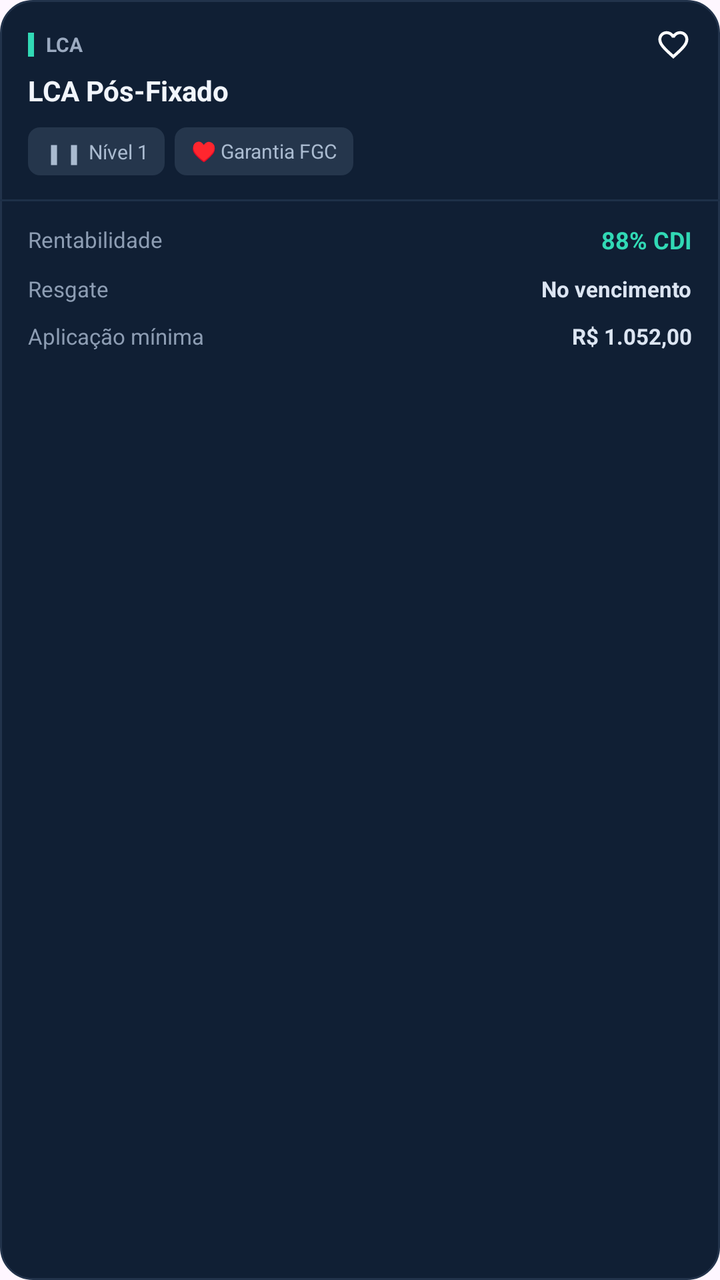
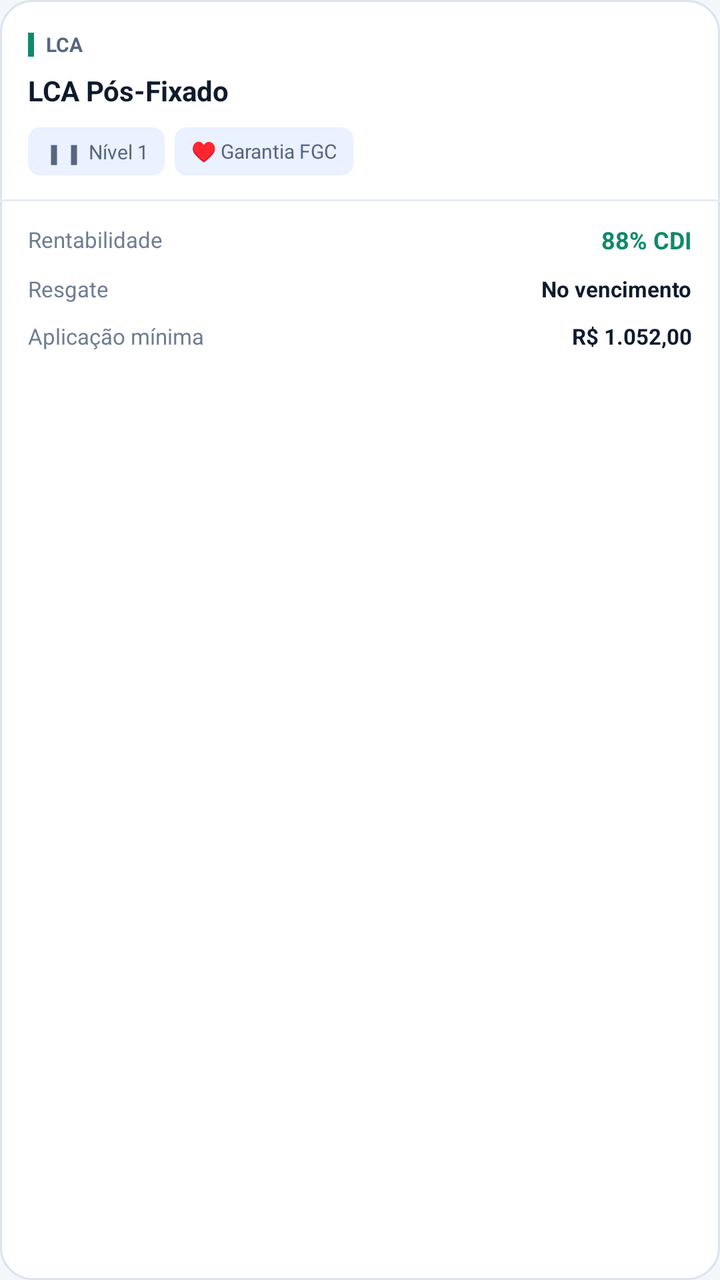

Screens rendered from an Android XML layout before and after an edit, with the pre-edit source and the edit as a unified diff.
<!-- AndroidManifest.xml: application theme Theme.AccurancyMobileApp -->
<!-- res/layout/item_titulo_renda_fixa.xml -->
<?xml version="1.0" encoding="utf-8"?>
<LinearLayout
    xmlns:android="http://schemas.android.com/apk/res/android"
    android:layout_width="match_parent"
    android:layout_height="wrap_content"
    android:layout_marginBottom="12dp"
    android:background="@drawable/bg_carteira_card"
    android:foreground="?attr/selectableItemBackground"
    android:orientation="vertical">

    
    <LinearLayout
        android:layout_width="match_parent"
        android:layout_height="wrap_content"
        android:orientation="vertical"
        android:paddingStart="14dp"
        android:paddingTop="13dp"
        android:paddingEnd="14dp"
        android:paddingBottom="12dp">

        <LinearLayout
            android:layout_width="match_parent"
            android:layout_height="wrap_content"
            android:gravity="center_vertical"
            android:orientation="horizontal">

            <View
                android:layout_width="3dp"
                android:layout_height="12dp"
                android:background="#31D9B5" />

            <TextView
                android:id="@+id/tvIndexador"
                android:layout_width="0dp"
                android:layout_height="wrap_content"
                android:layout_marginStart="6dp"
                android:layout_weight="1"
                android:text="LCA"
                android:textColor="#9BAAC0"
                android:textSize="10sp"
                android:textStyle="bold" />

            <ImageView
                android:id="@+id/btnFavoritoTitulo"
                android:layout_width="36dp"
                android:layout_height="36dp"
                android:layout_marginTop="-9dp"
                android:layout_marginEnd="-9dp"
                android:layout_marginBottom="-9dp"
                android:background="?attr/selectableItemBackgroundBorderless"
                android:contentDescription="Adicionar aos favoritos"
                android:padding="9dp"
                android:src="@drawable/ic_favorito_vazio" />

        </LinearLayout>

        <TextView
            android:id="@+id/tvNomeTitulo"
            android:layout_width="match_parent"
            android:layout_height="wrap_content"
            android:layout_marginTop="4dp"
            android:text="LCA Pós-Fixado"
            android:textColor="#F1F5FC"
            android:textSize="14sp"
            android:textStyle="bold" />

        
        <LinearLayout
            android:id="@+id/containerSelosTitulo"
            android:layout_width="match_parent"
            android:layout_height="wrap_content"
            android:layout_marginTop="9dp"
            android:orientation="horizontal"
            android:gravity="center_vertical">

            <TextView
                android:id="@+id/tvNivelTitulo"
                android:layout_width="wrap_content"
                android:layout_height="24dp"
                android:background="@drawable/bg_selo_titulo"
                android:gravity="center"
                android:paddingStart="8dp"
                android:paddingEnd="8dp"
                android:text="▮▮ Nível 1"
                android:textColor="#AABBD0"
                android:textSize="10sp" />

            <TextView
                android:id="@+id/tvGarantiaFgc"
                android:layout_width="wrap_content"
                android:layout_height="24dp"
                android:layout_marginStart="5dp"
                android:background="@drawable/bg_selo_titulo"
                android:gravity="center"
                android:paddingStart="8dp"
                android:paddingEnd="8dp"
                android:text="♥ Garantia FGC"
                android:textColor="#AABBD0"
                android:textSize="10sp" />

            <TextView
                android:id="@+id/tvIsentoIR"
                android:layout_width="wrap_content"
                android:layout_height="24dp"
                android:layout_marginStart="5dp"
                android:background="@drawable/bg_selo_titulo"
                android:gravity="center"
                android:paddingStart="8dp"
                android:paddingEnd="8dp"
                android:text="Isento de IR"
                android:textColor="#AABBD0"
                android:textSize="10sp"
                android:visibility="gone" />

        </LinearLayout>

    </LinearLayout>

    
    <View
        android:layout_width="match_parent"
        android:layout_height="1dp"
        android:background="#1E3048" />

    
    <LinearLayout
        android:layout_width="match_parent"
        android:layout_height="wrap_content"
        android:orientation="vertical"
        android:paddingStart="14dp"
        android:paddingTop="11dp"
        android:paddingEnd="14dp"
        android:paddingBottom="13dp">

        
        <LinearLayout
            android:layout_width="match_parent"
            android:layout_height="wrap_content"
            android:gravity="center_vertical"
            android:orientation="horizontal">

            <TextView
                android:layout_width="0dp"
                android:layout_height="wrap_content"
                android:layout_weight="1"
                android:text="Rentabilidade"
                android:textColor="#8D9DB3"
                android:textSize="11sp" />

            <TextView
                android:id="@+id/tvRentabilidade"
                android:layout_width="wrap_content"
                android:layout_height="wrap_content"
                android:text="88% CDI"
                android:textColor="#31D9B5"
                android:textSize="12sp"
                android:textStyle="bold" />

        </LinearLayout>

        
        <LinearLayout
            android:layout_width="match_parent"
            android:layout_height="wrap_content"
            android:layout_marginTop="9dp"
            android:gravity="center_vertical"
            android:orientation="horizontal">

            <TextView
                android:layout_width="0dp"
                android:layout_height="wrap_content"
                android:layout_weight="1"
                android:text="Resgate"
                android:textColor="#8D9DB3"
                android:textSize="11sp" />

            <TextView
                android:id="@+id/tvLiquidez"
                android:layout_width="wrap_content"
                android:layout_height="wrap_content"
                android:text="No vencimento"
                android:textColor="#DCE5F2"
                android:textSize="11sp"
                android:textStyle="bold" />

        </LinearLayout>

        
        <LinearLayout
            android:layout_width="match_parent"
            android:layout_height="wrap_content"
            android:layout_marginTop="9dp"
            android:gravity="center_vertical"
            android:orientation="horizontal">

            <TextView
                android:layout_width="0dp"
                android:layout_height="wrap_content"
                android:layout_weight="1"
                android:text="Aplicação mínima"
                android:textColor="#8D9DB3"
                android:textSize="11sp" />

            <TextView
                android:id="@+id/tvAplicacaoMinima"
                android:layout_width="wrap_content"
                android:layout_height="wrap_content"
                android:text="R$ 1.052,00"
                android:textColor="#DCE5F2"
                android:textSize="11sp"
                android:textStyle="bold" />

        </LinearLayout>

    </LinearLayout>

</LinearLayout>
<!-- resources referenced by this layout -->
<resources>
  <!-- drawable bg_carteira_card (drawable) -->
  <?xml version="1.0" encoding="utf-8"?>
  <shape xmlns:android="http://schemas.android.com/apk/res/android">
      <solid android:color="#101F34" />
      <stroke
          android:width="1dp"
          android:color="#22334B" />
      <corners android:radius="16dp" />
  </shape>
  <!-- drawable bg_selo_titulo (drawable) -->
  <?xml version="1.0" encoding="utf-8"?>
  <shape xmlns:android="http://schemas.android.com/apk/res/android">
      <solid android:color="#25364C" />
      <corners android:radius="6dp" />
  </shape>
  <style name="Theme.AccurancyMobileApp" parent="Base.Theme.AccurancyMobileApp" />
  <style name="Base.Theme.AccurancyMobileApp" parent="Theme.Material3.DayNight.NoActionBar">
          
          
  
      </style>
  <!-- unchanged entries left out for length: 1 -->
</resources>

<!-- the commit's change to res/layout/item_titulo_renda_fixa.xml (unified diff, before → after) -->
@@ -27,7 +27,7 @@
             <View
                 android:layout_width="3dp"
                 android:layout_height="12dp"
-                android:background="#31D9B5" />
+                android:background="@color/positivo_destaque" />
 
             <TextView
                 android:id="@+id/tvIndexador"
@@ -36,7 +36,7 @@
                 android:layout_marginStart="6dp"
                 android:layout_weight="1"
                 android:text="LCA"
-                android:textColor="#9BAAC0"
+                android:textColor="@color/text_secondary"
                 android:textSize="10sp"
                 android:textStyle="bold" />
 
@@ -60,7 +60,7 @@
             android:layout_height="wrap_content"
             android:layout_marginTop="4dp"
             android:text="LCA Pós-Fixado"
-            android:textColor="#F1F5FC"
+            android:textColor="@color/text_primary"
             android:textSize="14sp"
             android:textStyle="bold" />
 
@@ -82,7 +82,7 @@
                 android:paddingStart="8dp"
                 android:paddingEnd="8dp"
                 android:text="▮▮ Nível 1"
-                android:textColor="#AABBD0"
+                android:textColor="@color/text_secondary"
                 android:textSize="10sp" />
 
             <TextView
@@ -95,7 +95,7 @@
                 android:paddingStart="8dp"
                 android:paddingEnd="8dp"
                 android:text="♥ Garantia FGC"
-                android:textColor="#AABBD0"
+                android:textColor="@color/text_secondary"
                 android:textSize="10sp" />
 
             <TextView
@@ -108,7 +108,7 @@
                 android:paddingStart="8dp"
                 android:paddingEnd="8dp"
                 android:text="Isento de IR"
-                android:textColor="#AABBD0"
+                android:textColor="@color/text_secondary"
                 android:textSize="10sp"
                 android:visibility="gone" />
 
@@ -120,7 +120,7 @@
     <View
         android:layout_width="match_parent"
         android:layout_height="1dp"
-        android:background="#1E3048" />
+        android:background="@color/divider" />
 
     
     <LinearLayout
@@ -144,7 +144,7 @@
                 android:layout_height="wrap_content"
                 android:layout_weight="1"
                 android:text="Rentabilidade"
-                android:textColor="#8D9DB3"
+                android:textColor="@color/texto_fraco"
                 android:textSize="11sp" />
 
             <TextView
@@ -152,7 +152,7 @@
                 android:layout_width="wrap_content"
                 android:layout_height="wrap_content"
                 android:text="88% CDI"
-                android:textColor="#31D9B5"
+                android:textColor="@color/positivo_destaque"
                 android:textSize="12sp"
                 android:textStyle="bold" />
 
@@ -171,7 +171,7 @@
                 android:layout_height="wrap_content"
                 android:layout_weight="1"
                 android:text="Resgate"
-                android:textColor="#8D9DB3"
+                android:textColor="@color/texto_fraco"
                 android:textSize="11sp" />
 
             <TextView
@@ -179,7 +179,7 @@
                 android:layout_width="wrap_content"
                 android:layout_height="wrap_content"
                 android:text="No vencimento"
-                android:textColor="#DCE5F2"
+                android:textColor="@color/text_primary"
                 android:textSize="11sp"
                 android:textStyle="bold" />
 
@@ -198,7 +198,7 @@
                 android:layout_height="wrap_content"
                 android:layout_weight="1"
                 android:text="Aplicação mínima"
-                android:textColor="#8D9DB3"
+                android:textColor="@color/texto_fraco"
                 android:textSize="11sp" />
 
             <TextView
@@ -206,7 +206,7 @@
                 android:layout_width="wrap_content"
                 android:layout_height="wrap_content"
                 android:text="R$ 1.052,00"
-                android:textColor="#DCE5F2"
+                android:textColor="@color/text_primary"
                 android:textSize="11sp"
                 android:textStyle="bold" />
 
<!-- resource entries referenced after the edit -->
@@ -1,26 +1,69 @@
 <!-- resources referenced by this layout -->
 <resources>
+  <color name="divider">#FFE6EBF2</color>
+  <color name="positivo_destaque">#FF0E8A6B</color>
+  <color name="text_primary">#FF0F1B2D</color>
+  <color name="text_secondary">#FF56667E</color>
+  <color name="texto_fraco">#FF6E7D93</color>
   <!-- drawable bg_carteira_card (drawable) -->
   <?xml version="1.0" encoding="utf-8"?>
   <shape xmlns:android="http://schemas.android.com/apk/res/android">
-      <solid android:color="#101F34" />
+      <solid android:color="@color/card_background" />
       <stroke
           android:width="1dp"
-          android:color="#22334B" />
+          android:color="@color/borda" />
       <corners android:radius="16dp" />
   </shape>
   <!-- drawable bg_selo_titulo (drawable) -->
   <?xml version="1.0" encoding="utf-8"?>
   <shape xmlns:android="http://schemas.android.com/apk/res/android">
-      <solid android:color="#25364C" />
+      <solid android:color="@color/fundo_icone" />
       <corners android:radius="6dp" />
   </shape>
   <style name="Theme.AccurancyMobileApp" parent="Base.Theme.AccurancyMobileApp" />
+  <color name="card_background">#FFFFFFFF</color>
+  <color name="borda">#FFDCE3EE</color>
+  <color name="fundo_icone">#FFEAF1FF</color>
   <style name="Base.Theme.AccurancyMobileApp" parent="Theme.Material3.DayNight.NoActionBar">
+          <item name="colorPrimary">@color/primary_blue</item>
+          <item name="colorOnPrimary">@color/white</item>
+          <item name="colorPrimaryContainer">@color/superficie_selecionada</item>
+          <item name="colorOnPrimaryContainer">@color/text_primary</item>
+          <item name="colorSecondary">@color/link</item>
+          <item name="colorSurface">@color/card_background</item>
+          <item name="colorOnSurface">@color/text_primary</item>
+          <item name="colorOnSurfaceVariant">@color/text_secondary</item>
+          <item name="colorOnSecondary">@color/white</item>
+          <item name="colorSecondaryContainer">@color/superficie_selecionada</item>
+          <item name="colorOnSecondaryContainer">@color/text_primary</item>
           
-          
-  
+          <item name="colorSurfaceVariant">@color/card_background_2</item>
+          <item name="colorSurfaceContainerLowest">@color/card_background</item>
+          <item name="colorSurfaceContainerLow">@color/card_background</item>
+          <item name="colorSurfaceContainer">@color/card_background_2</item>
+          <item name="colorSurfaceContainerHigh">@color/card_background</item>
+          <item name="colorSurfaceContainerHighest">@color/trilho</item>
+          <item name="colorOutline">@color/borda_forte</item>
+          <item name="colorOutlineVariant">@color/borda</item>
+          <item name="colorError">@color/negativo_destaque</item>
+          <item name="android:colorBackground">@color/bg_deep</item>
+          <item name="android:windowBackground">@color/bg_deep</item>
+          <item name="android:textColorPrimary">@color/text_primary</item>
+          <item name="android:textColorSecondary">@color/text_secondary</item>
+          <item name="android:textColorHint">@color/text_placeholder</item>
+          <item name="android:windowLightStatusBar">@bool/barras_sistema_claras</item>
+          <item name="android:windowLightNavigationBar" tools:targetApi="27">@bool/barras_sistema_claras</item>
       </style>
+  <color name="primary_blue">#FF2563EB</color>
+  <color name="white">#FFFFFFFF</color>
+  <color name="superficie_selecionada">#FFE4EDFD</color>
+  <color name="link">#FF1D5BD8</color>
+  <color name="card_background_2">#FFF1F5FA</color>
+  <color name="trilho">#FFE3E9F2</color>
+  <color name="borda_forte">#FFC5D0DF</color>
+  <color name="negativo_destaque">#FFD93545</color>
+  <color name="bg_deep">#FFF3F6FB</color>
+  <color name="text_placeholder">#FF8A97AB</color>
   <!-- unchanged entries left out for length: 1 -->
 </resources>
 
